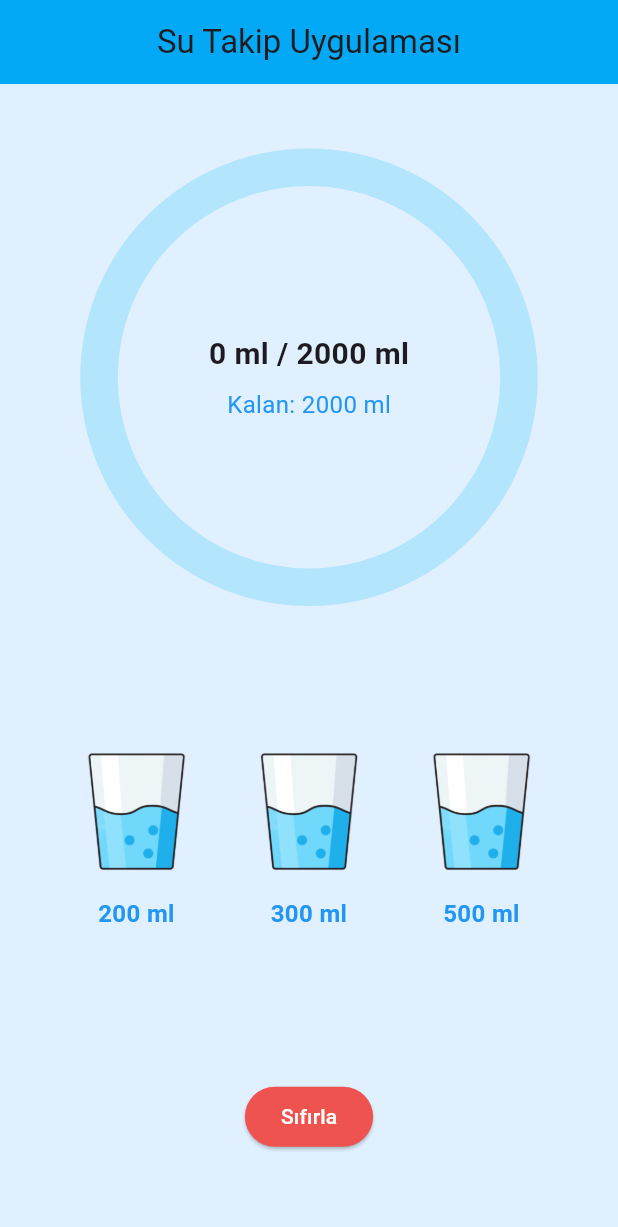
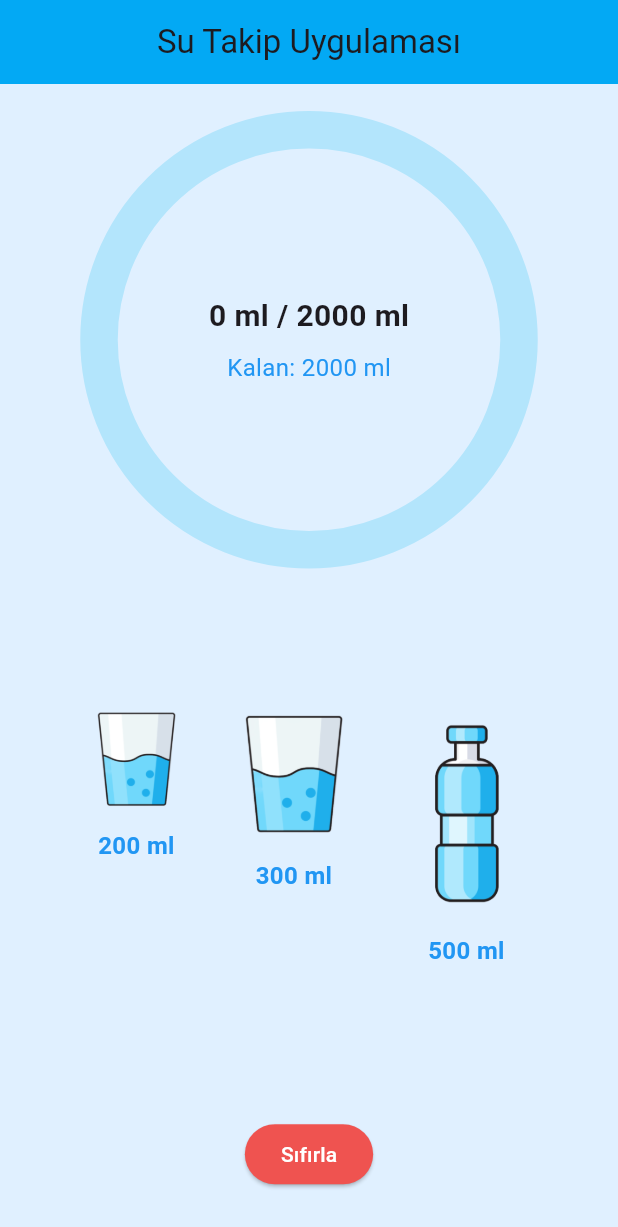
Before and after one commit to SeymaSakoglu/water_counter_app, a Flutter app: the screen it shows after launch, on a phone screen of 412 x 824 dp. Shown: the top 1227 px of the screen. Run offline on Flutter 3.47's test engine with Material 3 defaults, Android fonts, the light colour scheme and no system bars.

Commit message:
su ekle butonu gorselde guncelleme yapıldı

```diff
--- a/lib/main.dart
+++ b/lib/main.dart
@@ -164,12 +164,26 @@ class SuButonu extends StatelessWidget {
         mainAxisSize: MainAxisSize.min,
         children: [
           // Bardak görseli
-          Image.asset(
-            'assets/images/glass.png',
-            width: 100,
-            height: 100,
-            fit: BoxFit.contain,
-          ),
+          if (miktar == 200)
+            Image.asset(
+              'assets/images/glass.png',
+              width: 80,
+              height: 80,
+              fit: BoxFit.contain),
+
+          if (miktar == 300)
+            Image.asset(
+              'assets/images/glass.png',
+              width: 100,
+              height: 100,
+              fit: BoxFit.contain),
+
+          if (miktar == 500)
+            Image.asset(
+              'assets/images/bottle.png',
+              width: 100,
+              height: 150,
+              fit: BoxFit.fitHeight),
 
           const SizedBox(height: 6),
 
```
Also changed, not shown: assets/images/bottle.png (added).
